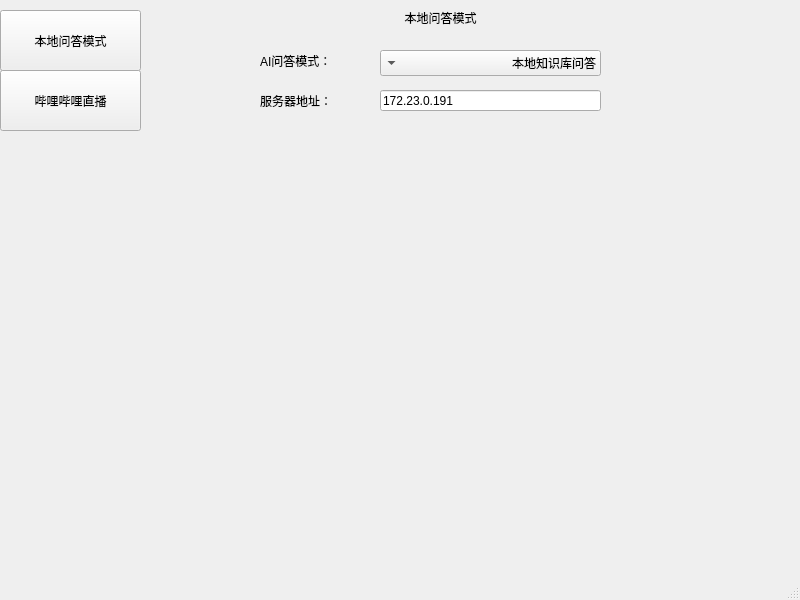
Jacobs12/EWVtuber, file MainWindow.ui: the form before one commit.
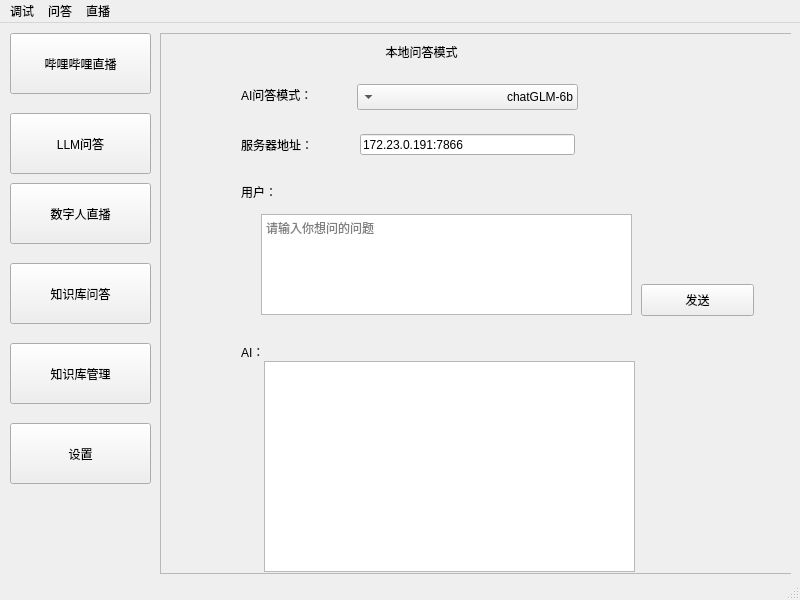
The form after the commit. The open tabs and pages were chosen to show the change. Custom widgets are drawn as their Qt base class.

What changed in the file:
```diff
--- a/MainWindow.ui
+++ b/MainWindow.ui
@@ -14,25 +14,25 @@
    <string>MainWindow</string>
   </property>
   <widget class="QWidget" name="centralwidget">
-   <widget class="QPushButton" name="pushButton">
+   <widget class="QPushButton" name="tab_llm_button">
     <property name="geometry">
      <rect>
-      <x>0</x>
-      <y>10</y>
+      <x>10</x>
+      <y>90</y>
       <width>141</width>
       <height>61</height>
      </rect>
     </property>
     <property name="text">
-     <string>本地问答模式</string>
+     <string>LLM问答</string>
     </property>
    </widget>
    <widget class="QStackedWidget" name="stackedWidget">
     <property name="geometry">
      <rect>
-      <x>140</x>
+      <x>150</x>
       <y>0</y>
-      <width>651</width>
+      <width>641</width>
       <height>551</height>
      </rect>
     </property>
@@ -40,115 +40,520 @@
      <enum>Qt::RightToLeft</enum>
     </property>
     <property name="currentIndex">
-     <number>1</number>
+     <number>2</number>
     </property>
-    <widget class="QWidget" name="page">
-     <widget class="QLabel" name="label_2">
+    <widget class="QWidget" name="bilibili">
+     <widget class="QScrollArea" name="scrollArea_2">
       <property name="geometry">
        <rect>
-        <x>250</x>
+        <x>59</x>
+        <y>9</y>
+        <width>581</width>
+        <height>551</height>
+       </rect>
+      </property>
+      <property name="widgetResizable">
+       <bool>true</bool>
+      </property>
+      <widget class="QWidget" name="scrollAreaWidgetContents_2">
+       <property name="geometry">
+        <rect>
+         <x>0</x>
+         <y>0</y>
+         <width>579</width>
+         <height>549</height>
+        </rect>
+       </property>
+       <widget class="QLabel" name="label_2">
+        <property name="geometry">
+         <rect>
+          <x>220</x>
+          <y>10</y>
+          <width>151</width>
+          <height>16</height>
+         </rect>
+        </property>
+        <property name="font">
+         <font>
+          <pointsize>16</pointsize>
+         </font>
+        </property>
+        <property name="text">
+         <string>哔哩哔哩直播</string>
+        </property>
+        <property name="alignment">
+         <set>Qt::AlignCenter</set>
+        </property>
+       </widget>
+       <widget class="QScrollArea" name="scrollArea_3">
+        <property name="geometry">
+         <rect>
+          <x>30</x>
+          <y>50</y>
+          <width>531</width>
+          <height>481</height>
+         </rect>
+        </property>
+        <property name="widgetResizable">
+         <bool>true</bool>
+        </property>
+        <widget class="QWidget" name="scrollAreaWidgetContents_3">
+         <property name="geometry">
+          <rect>
+           <x>0</x>
+           <y>0</y>
+           <width>529</width>
+           <height>479</height>
+          </rect>
+         </property>
+         <widget class="QTextEdit" name="bilibili_message_field">
+          <property name="geometry">
+           <rect>
+            <x>140</x>
+            <y>90</y>
+            <width>341</width>
+            <height>371</height>
+           </rect>
+          </property>
+          <property name="readOnly">
+           <bool>true</bool>
+          </property>
+         </widget>
+         <widget class="QPushButton" name="pushButton">
+          <property name="geometry">
+           <rect>
+            <x>370</x>
+            <y>5</y>
+            <width>113</width>
+            <height>32</height>
+           </rect>
+          </property>
+          <property name="text">
+           <string>登录</string>
+          </property>
+         </widget>
+         <widget class="QComboBox" name="comboBox_4">
+          <property name="geometry">
+           <rect>
+            <x>140</x>
+            <y>50</y>
+            <width>221</width>
+            <height>26</height>
+           </rect>
+          </property>
+          <item>
+           <property name="text">
+            <string>知识库问答</string>
+           </property>
+          </item>
+          <item>
+           <property name="text">
+            <string>畅聊</string>
+           </property>
+          </item>
+         </widget>
+         <widget class="QLabel" name="page1_type_label_4">
+          <property name="geometry">
+           <rect>
+            <x>34</x>
+            <y>50</y>
+            <width>81</width>
+            <height>21</height>
+           </rect>
+          </property>
+          <property name="text">
+           <string>AI问答模式：</string>
+          </property>
+         </widget>
+         <widget class="QLabel" name="page1_type_label_5">
+          <property name="geometry">
+           <rect>
+            <x>20</x>
+            <y>90</y>
+            <width>91</width>
+            <height>21</height>
+           </rect>
+          </property>
+          <property name="text">
+           <string>聊天信息监控：</string>
+          </property>
+         </widget>
+         <widget class="QLineEdit" name="lineEdit">
+          <property name="geometry">
+           <rect>
+            <x>140</x>
+            <y>10</y>
+            <width>211</width>
+            <height>21</height>
+           </rect>
+          </property>
+          <property name="text">
+           <string>000000</string>
+          </property>
+         </widget>
+         <widget class="QLabel" name="label_5">
+          <property name="geometry">
+           <rect>
+            <x>60</x>
+            <y>10</y>
+            <width>60</width>
+            <height>16</height>
+           </rect>
+          </property>
+          <property name="text">
+           <string>房间号：</string>
+          </property>
+         </widget>
+        </widget>
+       </widget>
+       <zorder>scrollArea_3</zorder>
+       <zorder>label_2</zorder>
+      </widget>
+     </widget>
+    </widget>
+    <widget class="QWidget" name="llm">
+     <widget class="QScrollArea" name="scrollArea">
+      <property name="geometry">
+       <rect>
+        <x>10</x>
         <y>10</y>
-        <width>141</width>
-        <height>16</height>
+        <width>661</width>
+        <height>541</height>
        </rect>
       </property>
-      <property name="text">
-       <string>哔哩哔哩直播</string>
+      <property name="sizePolicy">
+       <sizepolicy hsizetype="Expanding" vsizetype="Expanding">
+        <horstretch>0</horstretch>
+        <verstretch>0</verstretch>
+       </sizepolicy>
       </property>
-      <property name="alignment">
-       <set>Qt::AlignCenter</set>
+      <property name="widgetResizable">
+       <bool>true</bool>
       </property>
+      <widget class="QWidget" name="scrollAreaWidgetContents">
+       <property name="geometry">
+        <rect>
+         <x>0</x>
+         <y>0</y>
+         <width>659</width>
+         <height>539</height>
+        </rect>
+       </property>
+       <widget class="QTextEdit" name="llm_input_field">
+        <property name="geometry">
+         <rect>
+          <x>100</x>
+          <y>180</y>
+          <width>371</width>
+          <height>101</height>
+         </rect>
+        </property>
+        <property name="documentTitle">
+         <string/>
+        </property>
+        <property name="html">
+         <string>&lt;!DOCTYPE HTML PUBLIC &quot;-//W3C//DTD HTML 4.0//EN&quot; &quot;http://www.w3.org/TR/REC-html40/strict.dtd&quot;&gt;
+&lt;html&gt;&lt;head&gt;&lt;meta name=&quot;qrichtext&quot; content=&quot;1&quot; /&gt;&lt;style type=&quot;text/css&quot;&gt;
+p, li { white-space: pre-wrap; }
+&lt;/style&gt;&lt;/head&gt;&lt;body style=&quot; font-family:'.AppleSystemUIFont'; font-size:13pt; font-weight:400; font-style:normal;&quot;&gt;
+&lt;p style=&quot;-qt-paragraph-type:empty; margin-top:0px; margin-bottom:0px; margin-left:0px; margin-right:0px; -qt-block-indent:0; text-indent:0px;&quot;&gt;&lt;br /&gt;&lt;/p&gt;&lt;/body&gt;&lt;/html&gt;</string>
+        </property>
+        <property name="placeholderText">
+         <string>请输入你想问的问题</string>
+        </property>
+       </widget>
+       <widget class="QLabel" name="page1_title_label_3">
+        <property name="geometry">
+         <rect>
+          <x>190</x>
+          <y>10</y>
+          <width>141</width>
+          <height>16</height>
+         </rect>
+        </property>
+        <property name="text">
+         <string>本地问答模式</string>
+        </property>
+        <property name="alignment">
+         <set>Qt::AlignCenter</set>
+        </property>
+       </widget>
+       <widget class="QComboBox" name="comboBox_3">
+        <property name="geometry">
+         <rect>
+          <x>196</x>
+          <y>50</y>
+          <width>221</width>
+          <height>26</height>
+         </rect>
+        </property>
+        <item>
+         <property name="text">
+          <string>chatGLM-6b</string>
+         </property>
+        </item>
+        <item>
+         <property name="text">
+          <string>ChatGLM-6b低配版</string>
+         </property>
+        </item>
+       </widget>
+       <widget class="QLineEdit" name="lineEdit_3">
+        <property name="geometry">
+         <rect>
+          <x>199</x>
+          <y>100</y>
+          <width>215</width>
+          <height>21</height>
+         </rect>
+        </property>
+        <property name="layoutDirection">
+         <enum>Qt::LeftToRight</enum>
+        </property>
+        <property name="text">
+         <string>172.23.0.191:7866</string>
+        </property>
+        <property name="placeholderText">
+         <string>请输入服务器地址</string>
+        </property>
+       </widget>
+       <widget class="QLabel" name="page1_type_label_3">
+        <property name="geometry">
+         <rect>
+          <x>80</x>
+          <y>50</y>
+          <width>81</width>
+          <height>21</height>
+         </rect>
+        </property>
+        <property name="text">
+         <string>AI问答模式：</string>
+        </property>
+       </widget>
+       <widget class="QLabel" name="label_6">
+        <property name="geometry">
+         <rect>
+          <x>80</x>
+          <y>100</y>
+          <width>81</width>
+          <height>21</height>
+         </rect>
+        </property>
+        <property name="text">
+         <string>服务器地址：</string>
+        </property>
+       </widget>
+       <widget class="QLabel" name="label_3">
+        <property name="geometry">
+         <rect>
+          <x>80</x>
+          <y>150</y>
+          <width>60</width>
+          <height>16</height>
+         </rect>
+        </property>
+        <property name="text">
+         <string>用户：</string>
+        </property>
+       </widget>
+       <widget class="QLabel" name="label_4">
+        <property name="geometry">
+         <rect>
+          <x>80</x>
+          <y>310</y>
+          <width>60</width>
+          <height>16</height>
+         </rect>
+        </property>
+        <property name="text">
+         <string>AI：</string>
+        </property>
+       </widget>
+       <widget class="QPushButton" name="llm_sender_button">
+        <property name="geometry">
+         <rect>
+          <x>480</x>
+          <y>250</y>
+          <width>113</width>
+          <height>32</height>
+         </rect>
+        </property>
+        <property name="text">
+         <string>发送</string>
+        </property>
+       </widget>
+       <widget class="QTextEdit" name="llm_response_field">
+        <property name="enabled">
+         <bool>true</bool>
+        </property>
+        <property name="geometry">
+         <rect>
+          <x>103</x>
+          <y>327</y>
+          <width>371</width>
+          <height>211</height>
+         </rect>
+        </property>
+        <property name="readOnly">
+         <bool>true</bool>
+        </property>
+       </widget>
+      </widget>
      </widget>
     </widget>
-    <widget class="QWidget" name="page_2">
-     <widget class="QLabel" name="page1_title_label">
+    <widget class="QWidget" name="shuziren">
+     <widget class="QLabel" name="label_9">
       <property name="geometry">
        <rect>
-        <x>230</x>
+        <x>240</x>
         <y>10</y>
-        <width>141</width>
+        <width>111</width>
         <height>16</height>
        </rect>
       </property>
       <property name="text">
-       <string>本地问答模式</string>
+       <string>数字人直播</string>
       </property>
       <property name="alignment">
        <set>Qt::AlignCenter</set>
       </property>
      </widget>
-     <widget class="QLabel" name="page1_type_label">
+     <widget class="QLabel" name="label_10">
       <property name="geometry">
        <rect>
-        <x>120</x>
+        <x>60</x>
         <y>50</y>
-        <width>81</width>
-        <height>21</height>
+        <width>101</width>
+        <height>16</height>
        </rect>
       </property>
       <property name="text">
-       <string>AI问答模式：</string>
+       <string>当前直播画面：</string>
       </property>
      </widget>
-     <widget class="QLabel" name="label_4">
+     <widget class="EWVideoWidget" name="video_widget" native="true">
       <property name="geometry">
        <rect>
         <x>120</x>
         <y>90</y>
-        <width>81</width>
-        <height>21</height>
+        <width>380</width>
+        <height>210</height>
        </rect>
       </property>
+     </widget>
+     <widget class="QPushButton" name="shuziren_video_button">
+      <property name="geometry">
+       <rect>
+        <x>250</x>
+        <y>50</y>
+        <width>113</width>
+        <height>32</height>
+       </rect>
+      </property>
       <property name="text">
-       <string>服务器地址：</string>
+       <string>播放</string>
       </property>
      </widget>
-     <widget class="QComboBox" name="comboBox">
+    </widget>
+    <widget class="QWidget" name="knowledge">
+     <widget class="QLabel" name="label_7">
       <property name="geometry">
        <rect>
-        <x>240</x>
-        <y>50</y>
-        <width>221</width>
-        <height>26</height>
+        <x>260</x>
+        <y>20</y>
+        <width>91</width>
+        <height>16</height>
        </rect>
       </property>
-      <item>
-       <property name="text">
-        <string>本地知识库问答</string>
-       </property>
-      </item>
-      <item>
-       <property name="text">
-        <string>ChatGLM-普通问答模式</string>
-       </property>
-      </item>
+      <property name="text">
+       <string>知识库问答</string>
+      </property>
+      <property name="alignment">
+       <set>Qt::AlignCenter</set>
+      </property>
      </widget>
-     <widget class="QLineEdit" name="lineEdit">
+    </widget>
+    <widget class="QWidget" name="knowledge_manage">
+     <widget class="QLabel" name="label_8">
       <property name="geometry">
        <rect>
-        <x>240</x>
-        <y>90</y>
-        <width>221</width>
-        <height>21</height>
+        <x>200</x>
+        <y>20</y>
+        <width>151</width>
+        <height>16</height>
        </rect>
       </property>
-      <property name="layoutDirection">
-       <enum>Qt::LeftToRight</enum>
+      <property name="text">
+       <string>知识库管理</string>
       </property>
+      <property name="alignment">
+       <set>Qt::AlignCenter</set>
+      </property>
+     </widget>
+    </widget>
+    <widget class="QWidget" name="setting">
+     <widget class="QLabel" name="page1_title_label_2">
+      <property name="geometry">
+       <rect>
+        <x>250</x>
+        <y>10</y>
+        <width>141</width>
+        <height>16</height>
+       </rect>
+      </property>
       <property name="text">
-       <string>172.23.0.191</string>
+       <string>设备调试模式</string>
       </property>
-      <property name="placeholderText">
-       <string>请输入服务器地址</string>
+      <property name="alignment">
+       <set>Qt::AlignCenter</set>
+      </property>
+     </widget>
+     <widget class="QPushButton" name="page1_playtest_button">
+      <property name="geometry">
+       <rect>
+        <x>110</x>
+        <y>60</y>
+        <width>113</width>
+        <height>32</height>
+       </rect>
+      </property>
+      <property name="text">
+       <string>试音</string>
+      </property>
+     </widget>
+     <widget class="QPushButton" name="pushButton_6">
+      <property name="geometry">
+       <rect>
+        <x>760</x>
+        <y>265</y>
+        <width>68</width>
+        <height>32</height>
+       </rect>
+      </property>
+      <property name="text">
+       <string>连接</string>
+      </property>
+     </widget>
+     <widget class="QLabel" name="label">
+      <property name="geometry">
+       <rect>
+        <x>270</x>
+        <y>60</y>
+        <width>60</width>
+        <height>32</height>
+       </rect>
+      </property>
+      <property name="text">
+       <string> 无</string>
       </property>
      </widget>
     </widget>
    </widget>
-   <widget class="QPushButton" name="pushButton_2">
+   <widget class="QPushButton" name="tab_bilibili_button">
     <property name="geometry">
      <rect>
-      <x>0</x>
-      <y>70</y>
+      <x>10</x>
+      <y>10</y>
       <width>141</width>
       <height>61</height>
      </rect>
@@ -157,6 +562,58 @@
      <string>哔哩哔哩直播</string>
     </property>
    </widget>
+   <widget class="QPushButton" name="tab_ready_button">
+    <property name="geometry">
+     <rect>
+      <x>10</x>
+      <y>400</y>
+      <width>141</width>
+      <height>61</height>
+     </rect>
+    </property>
+    <property name="text">
+     <string>设置</string>
+    </property>
+   </widget>
+   <widget class="QPushButton" name="tab_knowledgemanage_button">
+    <property name="geometry">
+     <rect>
+      <x>10</x>
+      <y>320</y>
+      <width>141</width>
+      <height>61</height>
+     </rect>
+    </property>
+    <property name="text">
+     <string>知识库管理</string>
+    </property>
+   </widget>
+   <widget class="QPushButton" name="tab_knowledge_button">
+    <property name="geometry">
+     <rect>
+      <x>10</x>
+      <y>240</y>
+      <width>141</width>
+      <height>61</height>
+     </rect>
+    </property>
+    <property name="text">
+     <string>知识库问答</string>
+    </property>
+   </widget>
+   <widget class="QPushButton" name="tab_shuziren_button">
+    <property name="geometry">
+     <rect>
+      <x>10</x>
+      <y>160</y>
+      <width>141</width>
+      <height>61</height>
+     </rect>
+    </property>
+    <property name="text">
+     <string>数字人直播</string>
+    </property>
+   </widget>
   </widget>
   <widget class="QMenuBar" name="menubar">
    <property name="geometry">
@@ -167,9 +624,35 @@
      <height>24</height>
     </rect>
    </property>
+   <widget class="QMenu" name="menu">
+    <property name="title">
+     <string>调试</string>
+    </property>
+   </widget>
+   <widget class="QMenu" name="menu_2">
+    <property name="title">
+     <string>问答</string>
+    </property>
+   </widget>
+   <widget class="QMenu" name="menu_3">
+    <property name="title">
+     <string>直播</string>
+    </property>
+   </widget>
+   <addaction name="menu"/>
+   <addaction name="menu_2"/>
+   <addaction name="menu_3"/>
   </widget>
   <widget class="QStatusBar" name="statusbar"/>
  </widget>
+ <customwidgets>
+  <customwidget>
+   <class>EWVideoWidget</class>
+   <extends>QWidget</extends>
+   <header location="global">EWVideoWidget.h</header>
+   <container>1</container>
+  </customwidget>
+ </customwidgets>
  <resources/>
  <connections/>
 </ui>
```
